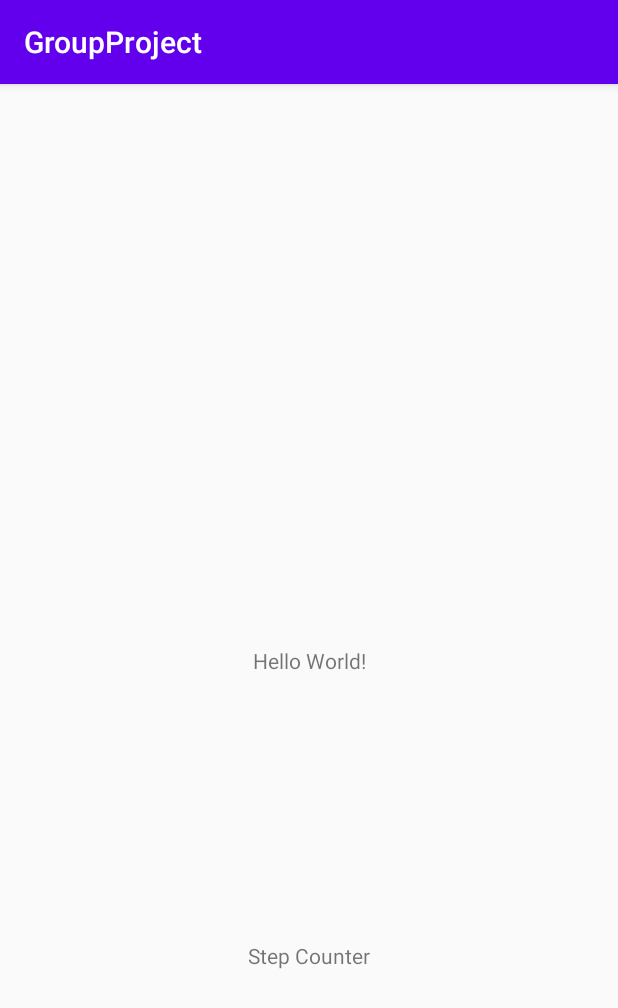
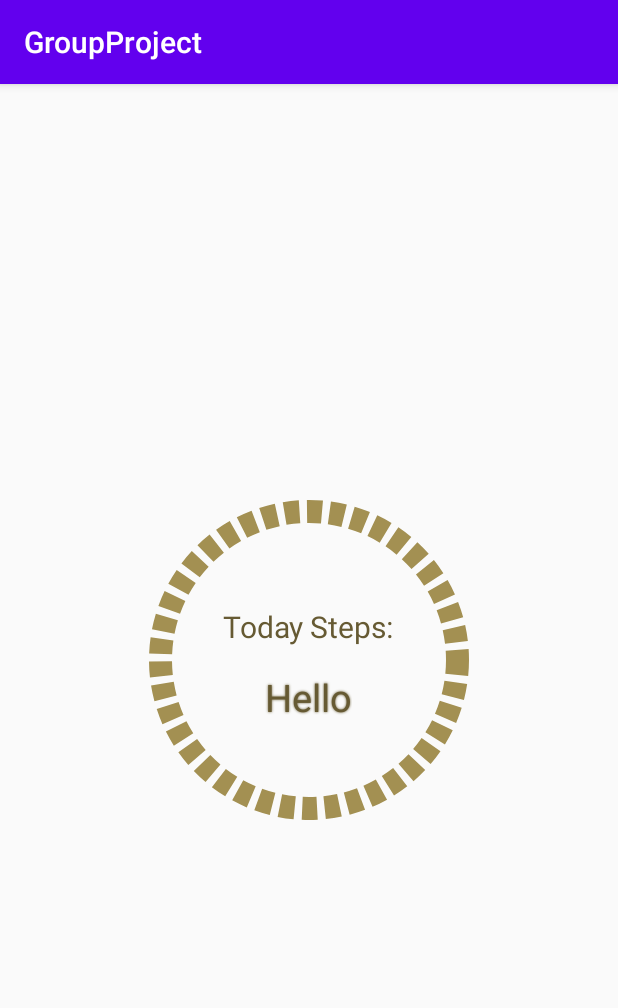
Before and after one commit to watermelonpeople/Mobile-App-Development, an Android app: the screen it shows after launch (MainActivity), on a phone screen of 412 x 824 dp. Shown: the top 1008 px of the screen. Run offline under Robolectric (Android 15) with nearby library versions, the phone set to English and light mode, and no system bars.

Commit message:
implemented Icon of Counter-YL

```diff
--- a/app/src/main/java/edu/neu/madcourse/groupproject/MainActivity.java
+++ b/app/src/main/java/edu/neu/madcourse/groupproject/MainActivity.java
@@ -43,7 +43,7 @@ public class MainActivity extends AppCompatActivity implements SensorEventListen
         }
 
 
-        stepCounterTextView = findViewById(R.id.textView2);
+        stepCounterTextView = findViewById(R.id.showSteps);
     }
 
     @Override
--- /dev/null
+++ b/app/src/main/res/drawable/ic_round_stepcounter_shape.xml
@@ -0,0 +1,19 @@
+<?xml version="1.0" encoding="utf-8"?>
+<shape
+    xmlns:android="http://schemas.android.com/apk/res/android"
+    android:shape="oval"
+    android:useLevel="false">
+    <padding
+        android:left="2dp"
+        android:top="1dp"
+        android:right="2dp"
+        android:bottom="1dp" />
+    <!--<solid-->
+    <!--android:color="@android:color/background_dark" />-->
+    <stroke
+        android:width="15dp"
+        android:color="@color/colorRoundCounter"
+        android:dashWidth="10dp"
+        android:dashGap="5dp"
+        />
+</shape>
--- a/app/src/main/res/layout/activity_main.xml
+++ b/app/src/main/res/layout/activity_main.xml
@@ -6,24 +6,66 @@
     android:layout_height="match_parent"
     tools:context=".MainActivity">
 
-    <TextView
-        android:id="@+id/textView"
-        android:layout_width="wrap_content"
-        android:layout_height="wrap_content"
-        android:text="Hello World!"
-        app:layout_constraintBottom_toBottomOf="parent"
-        app:layout_constraintLeft_toLeftOf="parent"
-        app:layout_constraintRight_toRightOf="parent"
-        app:layout_constraintTop_toTopOf="parent" />
+<!--    <TextView-->
+<!--        android:id="@+id/textView"-->
+<!--        android:layout_width="wrap_content"-->
+<!--        android:layout_height="wrap_content"-->
+<!--        android:text="Hello World!"-->
+<!--        app:layout_constraintBottom_toBottomOf="parent"-->
+<!--        app:layout_constraintLeft_toLeftOf="parent"-->
+<!--        app:layout_constraintRight_toRightOf="parent"-->
+<!--        app:layout_constraintTop_toTopOf="parent" />-->
 
-    <TextView
-        android:id="@+id/textView2"
-        android:layout_width="wrap_content"
-        android:layout_height="wrap_content"
-        android:text="Step Counter"
+<!--    <TextView-->
+<!--        android:id="@+id/textView2"-->
+<!--        android:layout_width="wrap_content"-->
+<!--        android:layout_height="wrap_content"-->
+<!--        android:text="Step Counter"-->
+<!--        app:layout_constraintBottom_toBottomOf="parent"-->
+<!--        app:layout_constraintEnd_toEndOf="parent"-->
+<!--        app:layout_constraintStart_toStartOf="parent"-->
+<!--        app:layout_constraintTop_toBottomOf="@+id/textView" />-->
+    <RelativeLayout
+        android:layout_width="213dp"
+        android:layout_height="213dp"
+        android:layout_gravity="center"
+        android:layout_margin="10dp"
+        android:background="@drawable/ic_round_stepcounter_shape"
         app:layout_constraintBottom_toBottomOf="parent"
         app:layout_constraintEnd_toEndOf="parent"
         app:layout_constraintStart_toStartOf="parent"
-        app:layout_constraintTop_toBottomOf="@+id/textView" />
+        app:layout_constraintTop_toTopOf="parent">
+
+        <TextView
+
+            android:id="@+id/showTodaySteps"
+            android:layout_width="wrap_content"
+
+            android:layout_height="wrap_content"
+            android:layout_centerHorizontal="true"
+            android:layout_marginTop="70dp"
+            android:gravity="center_vertical"
+            android:text="@string/show_today_step"
+            android:textColor="@color/warmYellow"
+            android:textSize="20sp" />
+
+        <TextView
+            android:id="@+id/showSteps"
+            android:layout_width="wrap_content"
+            android:layout_height="wrap_content"
+            android:layout_below="@+id/showTodaySteps"
+            android:layout_centerHorizontal="true"
+            android:layout_marginStart="16dp"
+            android:layout_marginTop="16dp"
+            android:layout_marginEnd="16dp"
+            android:layout_marginBottom="16dp"
+            android:gravity="center"
+            android:shadowColor="@color/warmYellow"
+            android:shadowRadius="1.5"
+            android:text="@string/today_step"
+            android:textColor="@color/warmYellow"
+            android:textSize="25sp" />
+
+    </RelativeLayout>
 
 </androidx.constraintlayout.widget.ConstraintLayout>
--- a/app/src/main/res/values/colors.xml
+++ b/app/src/main/res/values/colors.xml
@@ -3,4 +3,6 @@
     <color name="colorPrimary">#6200EE</color>
     <color name="colorPrimaryDark">#3700B3</color>
     <color name="colorAccent">#03DAC5</color>
+    <color name="colorRoundCounter">#A39052</color>
+    <color name="warmYellow">#665A33</color>
 </resources>
--- a/app/src/main/res/values/strings.xml
+++ b/app/src/main/res/values/strings.xml
@@ -1,3 +1,5 @@
 <resources>
     <string name="app_name">GroupProject</string>
+    <string name="show_today_step">Today Steps:</string>
+    <string name="today_step">Hello</string>
 </resources>
```
